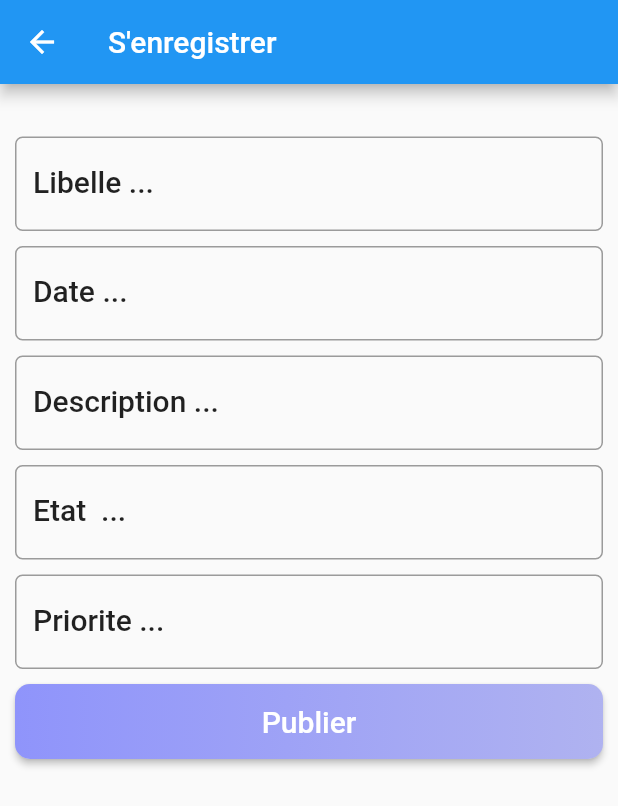
After one commit to Kouffy/SOLIDARITY-APPLICATION, a Flutter app: the NewDemande screen opened directly, after a tap on "Publier", on a phone screen of 412 x 824 dp. The commit adds this screen. Shown: the top 806 px of the screen. Run offline on Flutter 3.47's test engine with Material 2 defaults, Android fonts, the phone set to English and light mode, and no system bars; our stand-ins replace fluttertoast, shared_preferences; accounts and stored records are empty; network calls fail.

Commit message:
third commit

```diff
--- a/lib/Models/Demande.dart
+++ b/lib/Models/Demande.dart
@@ -5,7 +5,7 @@ class Demande {
   String _description;
   String _etat;
   String _priorite;
-  int _idutilisateur;
+  int _idUtilisateur;
 
   Demande(
       this._libelle,
@@ -13,7 +13,7 @@ class Demande {
       this._description,
       this._etat,
       this._priorite,
-      this._idutilisateur,);
+      this._idUtilisateur,);
 
   Demande.WithId(
       this._id,
@@ -22,7 +22,7 @@ class Demande {
       this._description,
       this._etat,
       this._priorite,
-      this._idutilisateur);
+      this._idUtilisateur);
 
   int get id => _id;
   String get libelle => _libelle;
@@ -30,7 +30,7 @@ class Demande {
   String get description => _description;
   String get etat => _etat;
   String get priorite => _priorite;
-  int get idutilisateur => _idutilisateur;
+  int get idUtilisateur => _idUtilisateur;
 
 
 
@@ -54,8 +54,8 @@ class Demande {
     _priorite = newpriorite;
   }
 
-  set idutilisateur(int newidutilisateur) {
-    _idutilisateur = newidutilisateur;
+  set idUtilisateur(int newidUtilisateur) {
+    _idUtilisateur = newidUtilisateur;
   }
 
 
@@ -67,7 +67,7 @@ class Demande {
     map["description"] = _description;
     map["etat"] = _etat;
     map["priorite"] = _priorite;
-    map["idutilisateur"] = _idutilisateur;
+    map["idUtilisateur"] = _idUtilisateur;
     if (_id != null) {
       map["id"] = _id;
     }
@@ -81,6 +81,6 @@ class Demande {
     this.description =o["description"];
     this.etat =o["etat"];
     this.priorite =o["priorite"];
-    this.idutilisateur =o["idutilisateur"];
+    this.idUtilisateur =o["idUtilisateur"];
   }
 }
--- a/lib/Models/Utilisateur.dart
+++ b/lib/Models/Utilisateur.dart
@@ -3,6 +3,7 @@ class Utilisateur {
   String _nom;
   String _prenom;
   int _age;
+  String _sexe;
   String _adresse;
   String _region;
   String _ville;
@@ -16,6 +17,7 @@ class Utilisateur {
       this._nom,
       this._prenom,
       this._age,
+      this._sexe,
       this._adresse,
       this._region,
       this._ville,
@@ -26,11 +28,12 @@ class Utilisateur {
       this._password,
       this._type);
 
-  Utilisateur.WithId(
+  Utilisateur.withId(
       this._id,
       this._nom,
       this._prenom,
       this._age,
+      this._sexe,
       this._adresse,
       this._region,
       this._ville,
@@ -45,6 +48,7 @@ class Utilisateur {
   String get nom => _nom;
   String get prenom => _prenom;
   int get age => _age;
+    String get sexe => _sexe;
   String get adreesee => _adresse;
   String get region => _region;
   String get ville => _ville;
@@ -66,7 +70,9 @@ class Utilisateur {
   set age(int newage) {
     _age = newage;
   }
-
+set sexe(String newsexe) {
+    _sexe = newsexe;
+  }
   set adresse(String newadresse) {
     _adresse = newadresse;
   }
@@ -109,6 +115,7 @@ class Utilisateur {
     map["prenom"] = _prenom;
     map["age"] = _age;
     map["adresse"] = _adresse;
+    map["sexe"] = _sexe;
     map["region"] = _region;
     map["ville"] = _ville;
     map["pdp"] = _pdp;
@@ -128,6 +135,7 @@ class Utilisateur {
     this.nom = o["nom"];
     this.prenom =o["prenom"];
     this.age =o["age"];
+    this.sexe =o["sexe"];
     this.adresse =o["adresse"];
     this.region =o["region"];
     this.ville =o["ville"];
--- a/lib/Models/api.services.dart
+++ b/lib/Models/api.services.dart
@@ -1,17 +1,34 @@
 import 'dart:convert' as convert;
 import 'package:http/http.dart' as http;
+import 'package:solidarite/Models/Demande.dart';
 import 'package:solidarite/Models/Utilisateur.dart';
 
 class APIServices {
   static String utilisateurUrl = 'http://192.168.1.5:9090/api/utilisateur/';
   static String demandeUrl = 'http://192.168.1.5:9090/api/demande/';
+  static String demandeActiveUrl = 'GetDemandeActive/';
+  static String demandeArchiveUrl = 'GetDemandeArchive/';
+  static String volontaireUrl = 'GetVolontaire/';
+  static String demandePutEnCoursUrl = 'PutDemandeEnCours/';
 
   static Future fetchUtilisateur() async {
     return await http.get(utilisateurUrl);
   }
 
-  static Future fetchDemande(String ville,int id) async {
+  static Future fetchDemande(String ville, int id) async {
     return await http.get(demandeUrl + ville + "/" + id.toString());
+  }
+
+  static Future fetchDemandeActive(int id) async {
+    return await http.get(demandeUrl + demandeActiveUrl + id.toString());
+  }
+
+  static Future fetchDemandeArchive(int id) async {
+    return await http.get(demandeUrl + demandeArchiveUrl + id.toString());
+  }
+
+  static Future fetchVolontaires(String ville) async {
+    return await http.get(utilisateurUrl + volontaireUrl + ville);
   }
 
   static Map<String, String> header = {
@@ -28,6 +45,22 @@ class APIServices {
     return Future.value(res.statusCode == 201 ? true : false);
   }
 
+  static Future<bool> postDemande(Demande demande) async {
+    var monDemande = demande.toMap();
+    var demandeBody = convert.json.encode(monDemande);
+    var res = await http.post(demandeUrl, headers: header, body: demandeBody);
+    print(res.statusCode);
+    return Future.value(res.statusCode == 201 ? true : false);
+  }
+
+  static Future<bool> putDemandeEncours(Demande demande) async {
+    var monDemande = demande.toMap();
+    var demandeBody = convert.json.encode(monDemande);
+    var res = await http.put(demandeUrl + demandePutEnCoursUrl + demande.id.toString(), headers: header, body: demandeBody);
+    print(res.statusCode);
+    return Future.value(res.statusCode == 204 ? true : false);
+  }
+
   static Future<bool> deletetUtilisateur(int id) async {
     var res =
         await http.delete(utilisateurUrl + id.toString(), headers: header);
--- a/lib/Views/Home_volontaire.dart
+++ b/lib/Views/Home_volontaire.dart
@@ -1,5 +1,6 @@
 import 'dart:convert';
 import 'package:flutter/material.dart';
+import 'package:fluttertoast/fluttertoast.dart';
 import 'package:solidarite/Models/Demande.dart';
 import 'package:solidarite/Models/api.services.dart';
 import 'package:shared_preferences/shared_preferences.dart';
@@ -19,21 +20,23 @@ class _HomevolontaireState extends State<Homevolontaire> {
   getVille() async {
     SharedPreferences prefs = await SharedPreferences.getInstance();
     setState(() {
-      ville = prefs.getString('ville');
+      //ville = prefs.getString('ville');
+      ville = 'g';
     });
   }
 
   getid() async {
     SharedPreferences prefs = await SharedPreferences.getInstance();
     setState(() {
-      id = prefs.getInt('id');
+      //id = prefs.getInt('id');
+      id = 1;
     });
   }
 
   getDemandes() {
     getVille();
     getid();
-    APIServices.fetchDemande(ville,id).then((response) {
+    APIServices.fetchDemande(ville, id).then((response) {
       Iterable list = json.decode(response.body);
       List<Demande> demandeList = List<Demande>();
       demandeList = list.map((model) => Demande.fromObject(model)).toList();
@@ -48,7 +51,7 @@ class _HomevolontaireState extends State<Homevolontaire> {
     getDemandes();
 
     return Scaffold(
-      drawer: new Drawer(),
+        drawer: new Drawer(),
         appBar: AppBar(title: Text('Liste des Demande')),
         body: demandes == null
             ? Center(
@@ -66,7 +69,19 @@ class _HomevolontaireState extends State<Homevolontaire> {
           elevation: 2.0,
           child: ListTile(
             title: ListTile(
-              title: Text(demandes[index].libelle),
+              title: Text(demandes[index].libelle.toString()),
+              trailing: new RaisedButton(
+                shape: RoundedRectangleBorder(
+                    borderRadius: BorderRadius.circular(5.0)),
+                textColor: Colors.white,
+                onPressed: () => intervenir(
+                    demandes[index].id,
+                    demandes[index].libelle,
+                    demandes[index].datedemande,
+                    demandes[index].description,
+                    demandes[index].priorite),
+                child: Text('Intervenir'),
+              ),
               onTap: null,
             ),
           ),
@@ -74,4 +89,20 @@ class _HomevolontaireState extends State<Homevolontaire> {
       },
     );
   }
+
+  void intervenir(int id, String libelle, String datedemande,
+      String description, String priorite) async {
+    Demande demande = new Demande.WithId(
+        id, libelle, datedemande, description, "e", priorite, 1);
+    var saveResponse = await APIServices.putDemandeEncours(demande);
+    saveResponse == true ? showSucssesToast() : null;
+  }
+
+  void showSucssesToast() {
+    Fluttertoast.showToast(
+        msg: "Intervention affectée",
+        toastLength: Toast.LENGTH_SHORT,
+        backgroundColor: Colors.blueAccent,
+        textColor: Colors.white);
+  }
 }
--- a/lib/Views/Login.dart
+++ b/lib/Views/Login.dart
@@ -164,6 +164,7 @@ class _LoginState extends State<Login> {
       Navigator.pop(context);
       navigateToHomeVoloteire();
     } else {
+      print(userlogedin.statusCode);
       showErrorToast();
     }
   }
@@ -181,7 +182,7 @@ class _LoginState extends State<Login> {
         child: Icon(Icons.person_add),
         onPressed: () {
           navigateToRegister(
-              Utilisateur('', '', 0, '', '', '', '', '', '', '', '', ''));
+              Utilisateur('', '', 0, '', '', '', '', '','', '', '', '', ''));
         });
   }
 }
--- /dev/null
+++ b/lib/Views/NewDemande.dart
@@ -0,0 +1,160 @@
+import 'package:flutter/material.dart';
+import 'package:fluttertoast/fluttertoast.dart';
+import 'package:solidarite/Models/Demande.dart';
+import 'package:solidarite/Models/Utilisateur.dart';
+import 'package:solidarite/Models/api.services.dart';
+
+class NewDemande extends StatefulWidget {
+  //Register({Key key}):super(key:key);
+  @override
+  _NewDemandeState createState() => _NewDemandeState();
+}
+
+class _NewDemandeState extends State<NewDemande> {
+  var idController = new TextEditingController();
+  var libelleController = new TextEditingController();
+  var datedemandeController = new TextEditingController();
+  var descriptionController = new TextEditingController();
+  var etatController = new TextEditingController();
+  var prioriteController = new TextEditingController();
+  var idUtilisateurController = new TextEditingController();
+  var textStyle = TextStyle();
+  String typeDropDownStr = "Volontaire";
+  final connectionissueSanckBar = SnackBar(
+    content: Text("404,la connection a echoué"),
+  );
+  void initState() {
+    super.initState();
+    idController.text = '1';
+  }
+
+  @override
+  Widget build(BuildContext context) {
+    textStyle = Theme.of(context).textTheme.title;
+    return Scaffold(
+      appBar: _builAppBar(),
+      body: _buildForm(),
+    );
+  }
+
+  Widget _builAppBar() {
+    return AppBar(title: Text('S\'enregistrer'));
+  }
+
+  Widget _buildForm() {
+    return Padding(
+        padding: EdgeInsets.only(top: 35.0, left: 10.0, right: 10.0),
+        child: ListView(
+          children: <Widget>[
+            TextField(
+              controller: libelleController,
+              style: textStyle,
+              decoration: InputDecoration(
+                labelText: "Libelle ...",
+                labelStyle: textStyle,
+                border: OutlineInputBorder(
+                  borderRadius: BorderRadius.circular(5.0),
+                ),
+              ),
+            ),
+            SizedBox(
+              height: 10.0,
+            ),
+            TextField(
+              controller: datedemandeController,
+              style: textStyle,
+              decoration: InputDecoration(
+                labelText: "Date ...",
+                labelStyle: textStyle,
+                border: OutlineInputBorder(
+                  borderRadius: BorderRadius.circular(5.0),
+                ),
+              ),
+            ),
+            SizedBox(
+              height: 10.0,
+            ),
+            TextField(
+              controller: descriptionController,
+              style: textStyle,
+              decoration: InputDecoration(
+                labelText: "Description ...",
+                labelStyle: textStyle,
+                border: OutlineInputBorder(
+                  borderRadius: BorderRadius.circular(5.0),
+                ),
+              ),
+            ),
+            SizedBox(
+              height: 10.0,
+            ),
+            TextField(
+              controller: etatController,
+              style: textStyle,
+              decoration: InputDecoration(
+                labelText: "Etat  ...",
+                labelStyle: textStyle,
+                border: OutlineInputBorder(
+                  borderRadius: BorderRadius.circular(5.0),
+                ),
+              ),
+            ),
+            SizedBox(
+              height: 10.0,
+            ),
+            TextField(
+              controller: prioriteController,
+              style: textStyle,
+              decoration: InputDecoration(
+                labelText: "Priorite ...",
+                labelStyle: textStyle,
+                border: OutlineInputBorder(
+                  borderRadius: BorderRadius.circular(5.0),
+                ),
+              ),
+            ),
+            SizedBox(
+              height: 10.0,
+            ),
+            RaisedButton(
+                shape: RoundedRectangleBorder(
+                    borderRadius: BorderRadius.circular(10.0)),
+                textColor: Colors.white,
+                padding: const EdgeInsets.all(0.0),
+                onPressed: () => enregistrerDemande(),
+                child: Container(
+                  height: 50,
+                  decoration: BoxDecoration(
+                      borderRadius: BorderRadius.circular(10),
+                      gradient: LinearGradient(colors: [
+                        Color.fromRGBO(143, 148, 251, 1),
+                        Color.fromRGBO(143, 148, 251, .6),
+                      ])),
+                  padding: EdgeInsets.all(10.0),
+                  child: Center(
+                    child: Text('Publier',
+                        style: TextStyle(
+                            fontSize: 20, fontWeight: FontWeight.w500)),
+                  ),
+                ))
+          ],
+        ));
+  }
+
+  void enregistrerDemande() async {
+     Demande demande = new Demande(libelleController.text, datedemandeController.text, descriptionController.text, etatController.text, prioriteController.text, 1);
+    var saveResponse = await APIServices.postDemande(demande);
+    saveResponse == true
+        ? showSucssesToast()
+        : Scaffold.of(context).showSnackBar(connectionissueSanckBar);
+  }
+
+  void showSucssesToast() {
+    Fluttertoast.showToast(
+        msg: "Commande Publiée",
+        toastLength: Toast.LENGTH_SHORT,
+        backgroundColor: Colors.blueAccent,
+        textColor: Colors.white);
+  }
+
+}
--- a/lib/main.dart
+++ b/lib/main.dart
@@ -1,6 +1,9 @@
 import 'package:flutter/material.dart';
 import 'package:solidarite/Models/Utilisateur.dart';
+import 'package:solidarite/Views/Home_Demandeur.dart';
+import 'package:solidarite/Views/Home_volontaire.dart';
 import 'package:solidarite/Views/Listeutilisateur.dart';
+import 'package:solidarite/Views/NewDemande.dart';
 import 'package:solidarite/Views/Register.dart';
 import 'package:solidarite/Views/Login.dart';
 void main() => runApp(new MyApp());
@@ -23,7 +26,7 @@ class MyApp extends StatelessWidget {
         // is not restarted.
         primarySwatch: Colors.blue,
       ),
-      home: Login(),
+      home: Homevolontaire(),
     );
   }
 }
```
Also changed, not shown: lib/Toasts.dart (added, +27 -0 lines), lib/Views/Home_Demandeur.dart (added, +164 -0 lines), lib/Views/Register.dart (+20 -5 lines).
